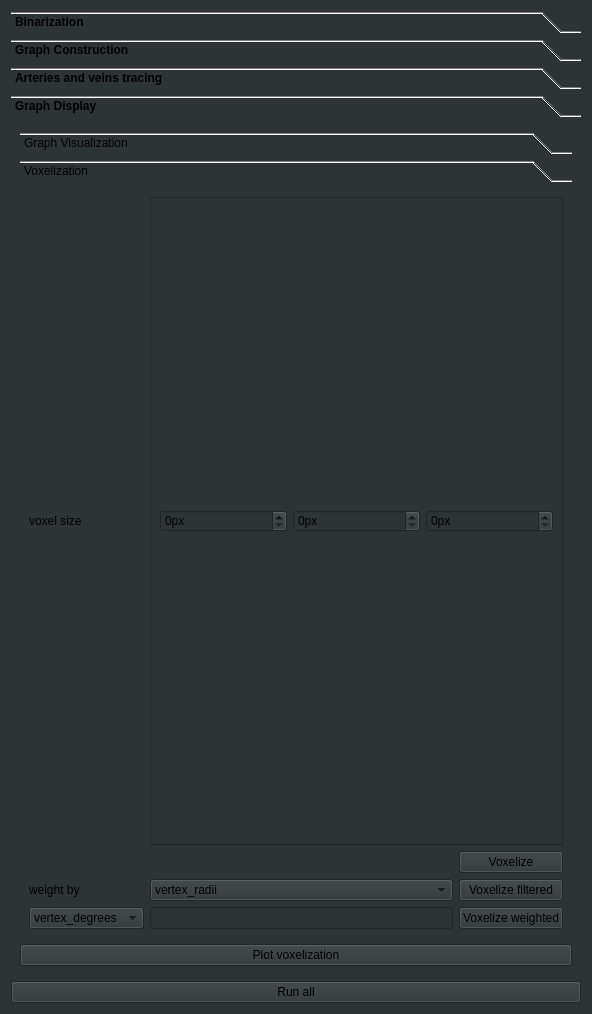
First picture: the form in ClearMap/gui/creator/vasculature_tab.ui, repository ClearAnatomics/ClearMap, before the edit.
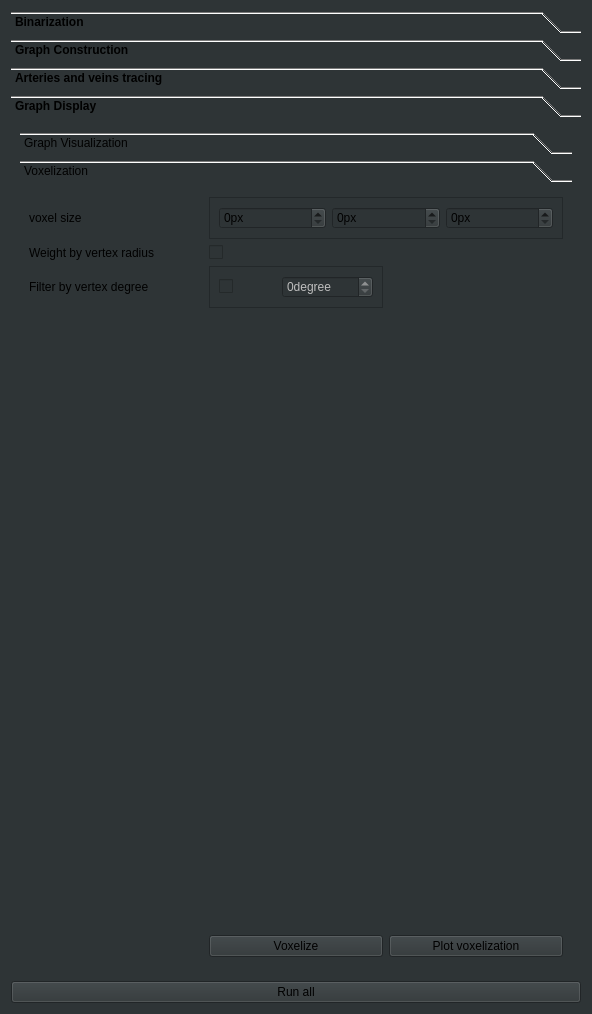
Second picture: the form after the edit. The open tabs and pages were chosen to show the change. Icons and pictures are not drawn.

Commit message: Fixes histograms in celltab and reworks vasculature voxelization

Patch:
```diff
--- a/ClearMap/gui/creator/vasculature_tab.ui
+++ b/ClearMap/gui/creator/vasculature_tab.ui
@@ -1297,50 +1297,49 @@
                   <x>0</x>
                   <y>0</y>
                   <width>550</width>
-                  <height>732</height>
+                  <height>762</height>
                  </rect>
                 </property>
                 <attribute name="label">
                  <string>Voxelization</string>
                 </attribute>
                 <layout class="QGridLayout" name="gridLayout_7">
-                 <item row="3" column="0">
-                  <widget class="QComboBox" name="voxelizationFitlerNameComboBox">
-                   <item>
-                    <property name="text">
-                     <string>vertex_degrees</string>
-                    </property>
-                   </item>
-                  </widget>
-                 </item>
-                 <item row="2" column="2">
-                  <widget class="QPushButton" name="voxelizeGraphPushButton_2">
-                   <property name="text">
-                    <string>Voxelize filtered</string>
-                   </property>
-                  </widget>
-                 </item>
                  <item row="2" column="1">
-                  <widget class="QComboBox" name="voxelizationWeightNameComboBox">
-                   <item>
-                    <property name="text">
-                     <string>vertex_radii</string>
-                    </property>
-                   </item>
-                  </widget>
-                 </item>
-                 <item row="1" column="2">
-                  <widget class="QPushButton" name="voxelizeGraphPushButton">
-                   <property name="text">
-                    <string>Voxelize</string>
+                  <widget class="QFrame" name="vasculatureVoxelizationFilterDegreesSinglet">
+                   <property name="enabled">
+                    <bool>true</bool>
                    </property>
-                  </widget>
-                 </item>
-                 <item row="0" column="0">
-                  <widget class="QLabel" name="label_14">
-                   <property name="text">
-                    <string>voxel size</string>
+                   <property name="frameShape">
+                    <enum>QFrame::StyledPanel</enum>
                    </property>
+                   <property name="frameShadow">
+                    <enum>QFrame::Raised</enum>
+                   </property>
+                   <layout class="QHBoxLayout" name="horizontalLayout_375">
+                    <item>
+                     <widget class="QCheckBox" name="checkBox">
+                      <property name="text">
+                       <string/>
+                      </property>
+                     </widget>
+                    </item>
+                    <item>
+                     <widget class="QSpinBox" name="spinBox_266">
+                      <property name="enabled">
+                       <bool>false</bool>
+                      </property>
+                      <property name="suffix">
+                       <string>degree</string>
+                      </property>
+                      <property name="minimum">
+                       <number>0</number>
+                      </property>
+                      <property name="maximum">
+                       <number>1024</number>
+                      </property>
+                     </widget>
+                    </item>
+                   </layout>
                   </widget>
                  </item>
                  <item row="0" column="1" colspan="2">
@@ -1394,20 +1393,58 @@
                    </layout>
                   </widget>
                  </item>
+                 <item row="4" column="2">
+                  <widget class="QPushButton" name="plotGraphVoxelizationPushButton">
+                   <property name="text">
+                    <string>Plot voxelization</string>
+                   </property>
+                  </widget>
+                 </item>
+                 <item row="1" column="1">
+                  <widget class="QCheckBox" name="voxelizationWeightByRadiusCheckBox">
+                   <property name="text">
+                    <string/>
+                   </property>
+                  </widget>
+                 </item>
+                 <item row="4" column="1">
+                  <widget class="QPushButton" name="voxelizeGraphPushButton">
+                   <property name="text">
+                    <string>Voxelize</string>
+                   </property>
+                  </widget>
+                 </item>
                  <item row="3" column="1">
-                  <widget class="QLineEdit" name="voxelizationFitlerValueLineEdit"/>
+                  <spacer name="verticalSpacer_6">
+                   <property name="orientation">
+                    <enum>Qt::Vertical</enum>
+                   </property>
+                   <property name="sizeHint" stdset="0">
+                    <size>
+                     <width>20</width>
+                     <height>40</height>
+                    </size>
+                   </property>
+                  </spacer>
+                 </item>
+                 <item row="0" column="0">
+                  <widget class="QLabel" name="label_14">
+                   <property name="text">
+                    <string>voxel size</string>
+                   </property>
+                  </widget>
                  </item>
                  <item row="2" column="0">
                   <widget class="QLabel" name="label_24">
                    <property name="text">
-                    <string>weight by</string>
+                    <string>Filter by vertex degree</string>
                    </property>
                   </widget>
                  </item>
-                 <item row="3" column="2">
-                  <widget class="QPushButton" name="voxelizeGraphPushButton_3">
+                 <item row="1" column="0">
+                  <widget class="QLabel" name="label_25">
                    <property name="text">
-                    <string>Voxelize weighted</string>
+                    <string>Weight by vertex radius</string>
                    </property>
                   </widget>
                  </item>
@@ -1415,13 +1452,6 @@
                </widget>
               </widget>
              </item>
-             <item>
-              <widget class="QPushButton" name="plotGraphVoxelizationPushButton">
-               <property name="text">
-                <string>Plot voxelization</string>
-               </property>
-              </widget>
-             </item>
             </layout>
            </widget>
           </widget>
```
Left out of the diff: 798 changed lines with no effect on the pictures. The commit also changes 8 other files.
